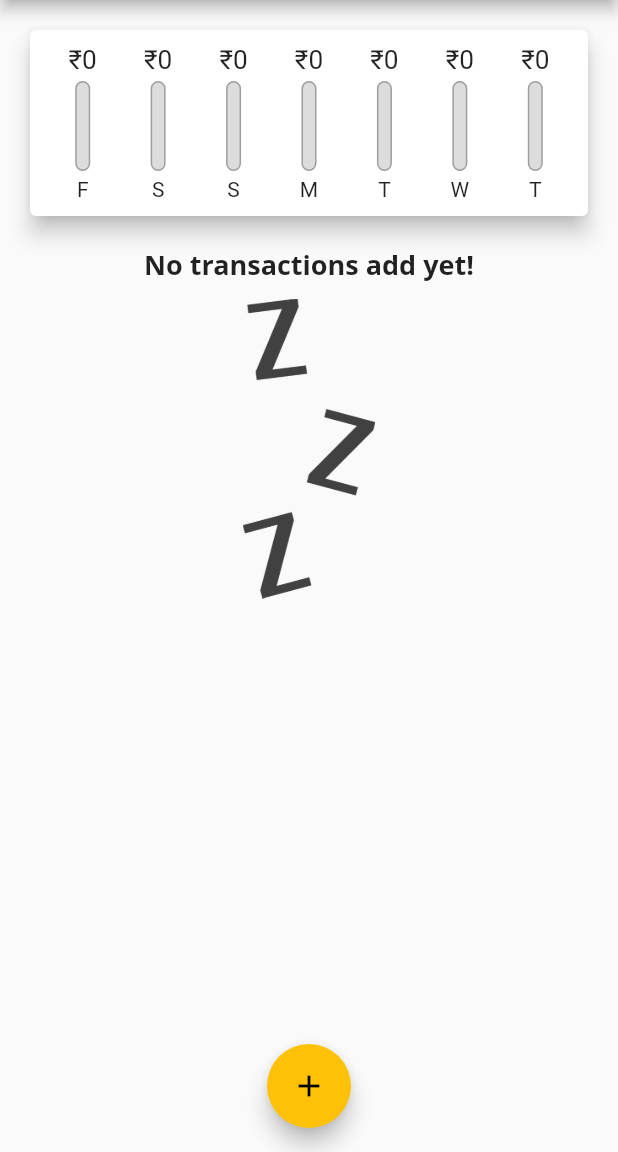
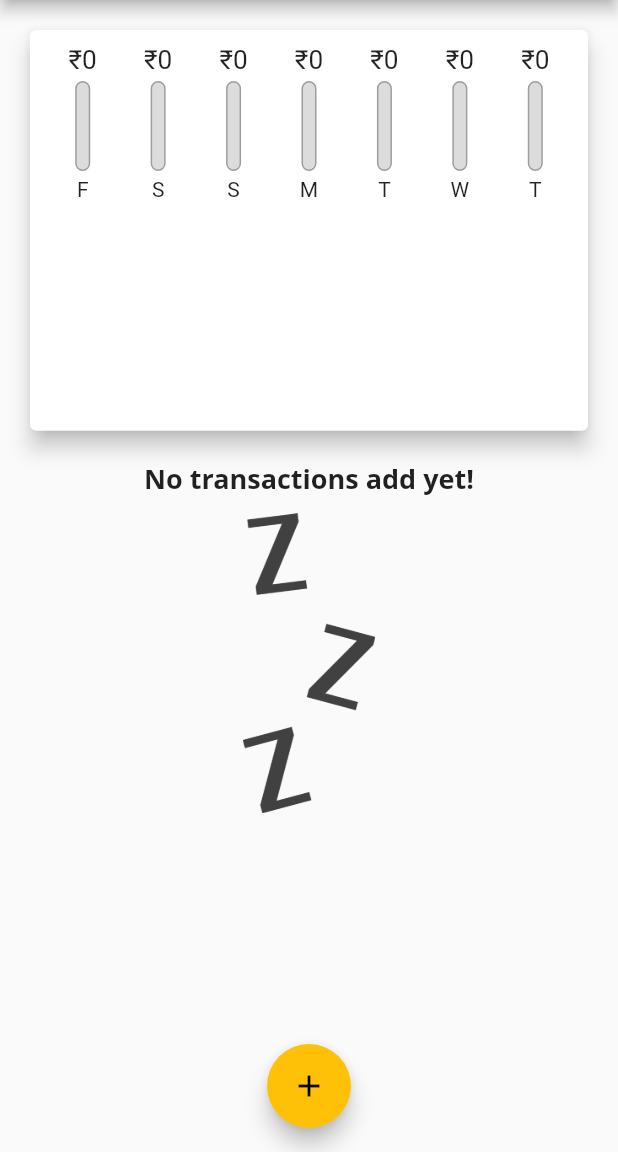
Before and after one commit to Rakesh-swain/Personal_Expenses_App, a Flutter app: the screen it shows after launch, on a phone screen of 412 x 824 dp, the part 84-1236 px from its top. Run offline on Flutter 3.47's test engine with Material 2 defaults, Android fonts, the phone set to English and light mode, and no system bars; Roboto replaces fonts that are missing (Open Sans).

Commit message:
calculate size dynamically

```diff
--- a/lib/main.dart
+++ b/lib/main.dart
@@ -100,8 +100,7 @@ class _MyHomePageState extends State<MyHomePage> {
 
   @override
   Widget build(BuildContext context) {
-    return Scaffold(
-      appBar: AppBar(
+    final appBar = AppBar(
       title: const Text('Personal Expenses'),
       actions: [
         IconButton(
@@ -109,15 +108,29 @@ class _MyHomePageState extends State<MyHomePage> {
           onPressed: () => _startAddNewTransaction(context),
         ),
       ],
-      ),
+    );
+    return Scaffold(
+      appBar: appBar,
       // ignore: prefer_const_literals_to_create_immutables
       body: SingleChildScrollView(
         child: Column(
             // mainAxisAlignment: MainAxisAlignment.start,
             crossAxisAlignment: CrossAxisAlignment.center,
             children: [
-              Chart(_recentTransaction),
-              TransactionList(_userTransaction, _deleteTransaction),
+              Container(
+                height: (MediaQuery.of(context).size.height -
+                        appBar.preferredSize.height -
+                        MediaQuery.of(context).padding.top) *
+                    0.4,
+                child: Chart(_recentTransaction),
+              ),
+              Container(
+                height: (MediaQuery.of(context).size.height -
+                        appBar.preferredSize.height -
+                        MediaQuery.of(context).padding.top) *
+                    0.6,
+                child: TransactionList(_userTransaction, _deleteTransaction),
+              ),
               // ignore: prefer_const_literals_to_create_immutables
             ]),
       ),
--- a/lib/widgets/transaction_list.dart
+++ b/lib/widgets/transaction_list.dart
@@ -9,9 +9,7 @@ class TransactionList extends StatelessWidget {
   TransactionList(this.transactions, this.deleteTx);
   @override
   Widget build(BuildContext context) {
-    return Container(
-      height: 300,
-      child: transactions.isEmpty
+    return transactions.isEmpty
         ? Column(
             children: [
               Text(
@@ -34,8 +32,7 @@ class TransactionList extends StatelessWidget {
             itemBuilder: (ctx, index) {
               return Card(
                 elevation: 5,
-                  margin:
-                      const EdgeInsets.symmetric(vertical: 8, horizontal: 5),
+                margin: const EdgeInsets.symmetric(vertical: 8, horizontal: 5),
                 child: ListTile(
                   leading: CircleAvatar(
                     radius: 30,
@@ -63,7 +60,6 @@ class TransactionList extends StatelessWidget {
             itemCount: transactions.length,
 
             //   ),
-            ),
           );
   }
 }
```
Also changed, not shown: pubspec.lock, 1 other file. Lines whose indentation alone changed are shown as unchanged.
